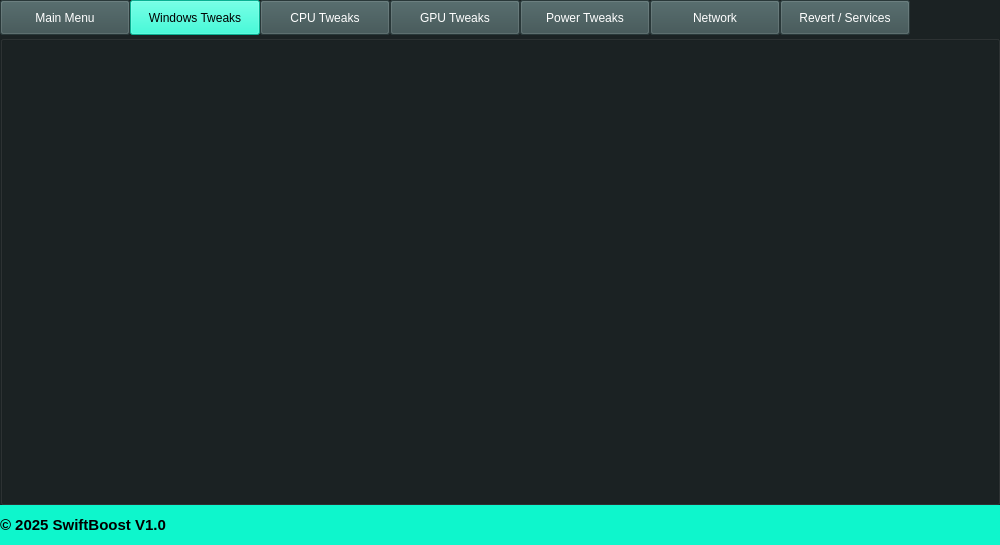
First picture: the form in mainwindow.ui, repository alexhebri/SwiftBoost, before the edit.
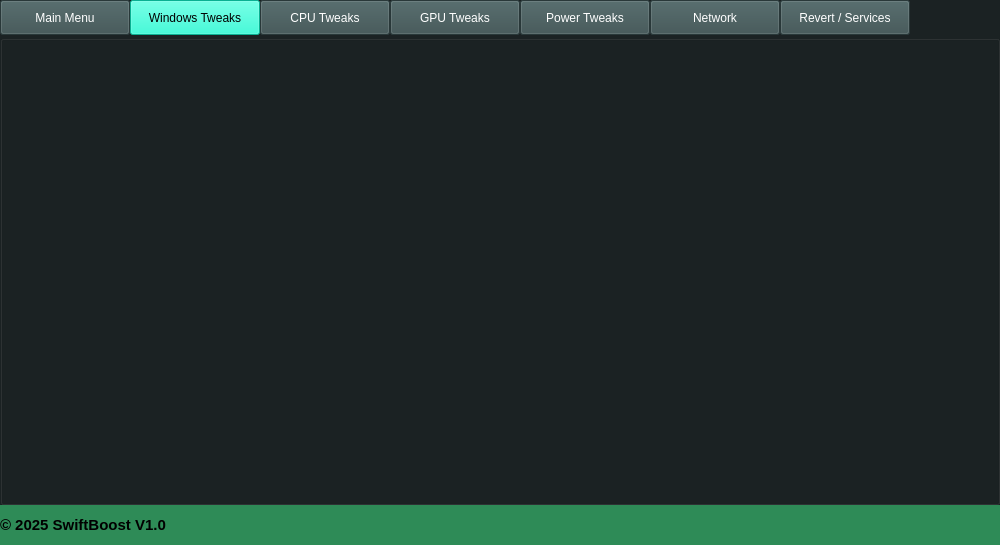
Second picture: the form after the edit.

```diff
--- a/mainwindow.ui
+++ b/mainwindow.ui
@@ -286,7 +286,7 @@
        </size>
       </property>
       <property name="styleSheet">
-       <string notr="true">background-color: rgb(14, 246, 204); color: black; font-size: 11pt;</string>
+       <string notr="true">background-color: rgb(46, 139, 87); color: black; font-size: 11pt;</string>
       </property>
       <property name="frameShape">
        <enum>QFrame::Shape::NoFrame</enum>
```
